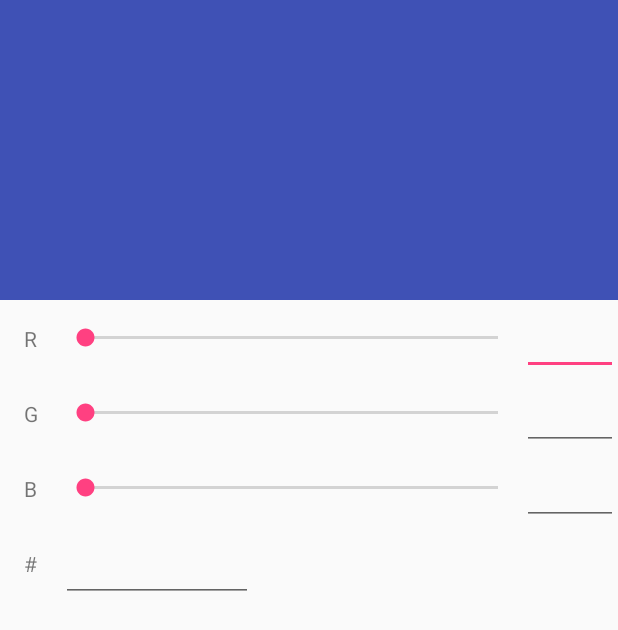
After one commit to SolderByte/tessract, an Android app: the layout dialog_color_picker.xml on its own in the app's theme, with its tools: preview values and no code run, on a phone screen of 412 x 824 dp. The commit adds this screen. Shown: the top 630 px of the screen. Run offline under Robolectric (Android 15) with nearby library versions, the phone set to English and light mode, and no system bars.

Commit message:
android color picker xml

```diff
--- a/android/app/src/main/java/com/solderbyte/tessract/MainActivity.java
+++ b/android/app/src/main/java/com/solderbyte/tessract/MainActivity.java
@@ -28,6 +28,7 @@ import android.support.v7.app.AppCompatActivity;
 import android.support.v7.widget.Toolbar;
 import android.view.Menu;
 import android.view.MenuItem;
+import android.widget.AdapterView;
 import android.widget.ArrayAdapter;
 import android.widget.Button;
 import android.widget.ListView;
@@ -452,6 +453,30 @@ public class MainActivity extends AppCompatActivity implements NavigationView.On
         dialog.show();
     }
 
+    private void showDialogColorPicker() {
+        Log.d(LOG_TAG, "showDialogColorPicker");
+        final AlertDialog.Builder builder = new AlertDialog.Builder(MainActivity.this);
+        builder.setCancelable(false);
+
+        builder.setPositiveButton(this.getString(R.string.button_select), new DialogInterface.OnClickListener() {
+            @Override
+            public void onClick(DialogInterface dialog, int which) {
+                dialog.dismiss();
+            }
+        });
+
+        builder.setNegativeButton(this.getString(R.string.button_cancel), new DialogInterface.OnClickListener() {
+            @Override
+            public void onClick(DialogInterface dialog, int which) {
+                dialog.dismiss();
+            }
+        });
+
+        builder.setView(R.layout.dialog_color_picker);
+        AlertDialog dialog = builder.create();
+        dialog.show();
+    }
+
     private void showDialogScan() {
         Log.d(LOG_TAG, "showDialogScan");
         final AlertDialog.Builder builder = new AlertDialog.Builder(MainActivity.this);
@@ -614,6 +639,27 @@ public class MainActivity extends AppCompatActivity implements NavigationView.On
             e.printStackTrace();
         }
 
+        ArrayAdapter<String> arrayAdapter = new ArrayAdapter<String>(this, android.R.layout.simple_list_item_activated_1, applications);
+
+        listViewApplications.setAdapter(arrayAdapter);
+
+        listViewApplications.setOnItemClickListener(new AdapterView.OnItemClickListener() {
+            @Override
+            public void onItemClick(AdapterView<?> parent, View view, int position, long id) {
+                Log.d(LOG_TAG, "Selected: " + position + " " + id);
+
+                MainActivity.this.showDialogColorPicker();
+            }
+        });
+
+        listViewApplications.setOnItemLongClickListener(new AdapterView.OnItemLongClickListener() {
+            @Override
+            public boolean onItemLongClick(AdapterView<?> parent, View view, int position, long id) {
+                Log.d(LOG_TAG, "Long Selected: " + position + " " + id);
+                return true;
+            }
+        });
+
         Log.d(LOG_TAG, applications.toString());
     }
 
--- /dev/null
+++ b/android/app/src/main/res/layout/dialog_color_picker.xml
@@ -0,0 +1,153 @@
+<?xml version="1.0" encoding="utf-8"?>
+<LinearLayout xmlns:android="http://schemas.android.com/apk/res/android"
+    xmlns:tools="http://schemas.android.com/tools"
+    android:orientation="vertical"
+    android:layout_width="match_parent"
+    android:layout_height="match_parent"
+    android:weightSum="1">
+
+    <View
+        android:id="@+id/colorView"
+        android:layout_width="match_parent"
+        android:layout_height="200dp"
+        android:background="@color/colorPrimary"
+        android:paddingBottom="16dip"/>
+
+    <RelativeLayout
+        android:layout_width="match_parent"
+        android:layout_height="match_parent">
+
+        <!-- RED -->
+        <TextView
+            android:id="@+id/textview_red"
+            android:text="@string/seekbar_red"
+            android:layout_width="wrap_content"
+            android:layout_height="wrap_content"
+            android:layout_alignParentTop="true"
+            android:layout_alignParentStart="true"
+            android:gravity="center_vertical"
+            android:padding="16dip"
+            android:layout_above="@+id/seekbar_green" />
+
+        <SeekBar
+            android:id="@+id/seekbar_red"
+            android:layout_width="wrap_content"
+            android:layout_height="wrap_content"
+            android:textColor="@android:color/holo_red_light"
+            android:max="255"
+            android:padding="16dip"
+            android:layout_alignParentTop="true"
+            android:layout_toEndOf="@+id/textview_red"
+            android:layout_toStartOf="@+id/edittext_red"/>
+
+        <EditText
+            android:id="@+id/edittext_red"
+            android:layout_width="wrap_content"
+            android:layout_height="wrap_content"
+            android:inputType="number"
+            android:maxLength="3"
+            android:ems="3"
+            android:layout_alignParentTop="true"
+            android:layout_alignParentEnd="true"
+            android:padding="16dip"
+            android:layout_above="@+id/seekbar_green" />
+
+        <!-- GREEN -->
+        <TextView
+            android:id="@+id/textview_green"
+            android:text="@string/seekbar_green"
+            android:layout_width="wrap_content"
+            android:layout_height="wrap_content"
+            android:gravity="center_vertical"
+            android:padding="16dip"
+            android:layout_below="@+id/textview_red"
+            android:layout_alignParentStart="true"
+            android:layout_toStartOf="@+id/seekbar_red"
+            android:layout_alignBottom="@+id/seekbar_green" />
+
+        <SeekBar
+            android:id="@+id/seekbar_green"
+            android:layout_width="wrap_content"
+            android:layout_height="wrap_content"
+            android:textColor="@android:color/holo_green_light"
+            android:max="255"
+            android:padding="16dip"
+            android:layout_below="@+id/seekbar_red"
+            android:layout_toStartOf="@+id/edittext_green"
+            android:layout_toEndOf="@+id/textview_green"/>
+
+        <EditText
+            android:id="@+id/edittext_green"
+            android:layout_width="wrap_content"
+            android:layout_height="wrap_content"
+            android:inputType="number"
+            android:maxLength="3"
+            android:ems="3"
+            android:padding="16dip"
+            android:layout_below="@+id/edittext_red"
+            android:layout_alignParentEnd="true"
+            android:layout_alignBottom="@+id/seekbar_green" />
+
+        <!-- GREEN -->
+        <TextView
+            android:id="@+id/textview_blue"
+            android:text="@string/seekbar_blue"
+            android:layout_width="wrap_content"
+            android:layout_height="wrap_content"
+            android:gravity="center_vertical"
+            android:padding="16dip"
+            android:layout_below="@+id/textview_green"
+            android:layout_alignParentStart="true"
+            android:layout_toStartOf="@+id/seekbar_green"
+            android:layout_alignBottom="@+id/seekbar_blue" />
+
+        <SeekBar
+            android:id="@+id/seekbar_blue"
+            android:layout_width="wrap_content"
+            android:layout_height="wrap_content"
+            android:textColor="@android:color/holo_green_light"
+            android:max="255"
+            android:padding="16dip"
+            android:layout_below="@+id/seekbar_green"
+            android:layout_toStartOf="@+id/edittext_blue"
+            android:layout_toEndOf="@+id/textview_blue" />
+
+        <EditText
+            android:id="@+id/edittext_blue"
+            android:layout_width="wrap_content"
+            android:layout_height="wrap_content"
+            android:inputType="number"
+            android:maxLength="3"
+            android:ems="3"
+            android:padding="16dip"
+            android:layout_below="@+id/edittext_green"
+            android:layout_alignParentEnd="true"
+            android:layout_alignBottom="@+id/seekbar_blue" />
+
+        <!-- Hex -->
+        <TextView
+            android:text="@string/seekbar_hex"
+            android:layout_width="wrap_content"
+            android:layout_height="wrap_content"
+            android:layout_alignParentStart="true"
+            android:id="@+id/textview_hex"
+            android:layout_below="@+id/textview_blue"
+            android:paddingTop="32dip"
+            android:padding="16dip"
+            android:gravity="center_vertical"
+            android:layout_toStartOf="@+id/seekbar_blue" />
+
+        <EditText
+            android:id="@+id/edittext_hex"
+            android:layout_width="wrap_content"
+            android:layout_height="wrap_content"
+            android:inputType="textPersonName"
+            android:ems="6"
+            android:padding="16dip"
+            android:layout_below="@+id/seekbar_blue"
+            android:layout_toEndOf="@+id/textview_hex"
+            android:layout_alignBottom="@+id/textview_hex"
+            android:maxLength="6" />
+    </RelativeLayout>
+
+</LinearLayout>
--- a/android/app/src/main/res/values/strings.xml
+++ b/android/app/src/main/res/values/strings.xml
@@ -9,6 +9,12 @@
     <string name="button_close">Close</string>
     <string name="button_select">Select</string>
     <string name="button_cancel">Cancel</string>
+
+    <!-- Color picker -->
+    <string name="seekbar_red">R</string>
+    <string name="seekbar_green">G</string>
+    <string name="seekbar_blue">B</string>
+    <string name="seekbar_hex">#</string>
 
     <!-- Dialog text -->
     <string name="dialog_notification_access_title">Enable Notification Access</string>
@@ -47,7 +53,6 @@
     <string name="snackbar_connected">Connected</string>
     <string name="snackbar_disconnected">Disconnected</string>
 
-
     <!-- TextViews -->
     <string name="textview_applications">Applications</string>
     <string name="textview_device">Device</string>
@@ -55,4 +60,5 @@
 
     <!-- Toolbar -->
     <string name="action_settings">Settings</string>
+
 </resources>
```
